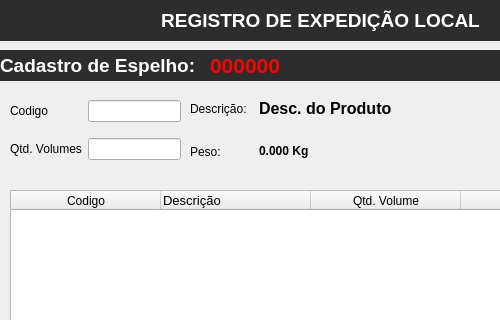
The window that tela_cadastro.ui (siqueiradias/Expedicao_local) describes before a commit, drawn with Qt 5; both pictures show x 0 to 500 and y 0 to 320 of the 640 by 496 pixel window.
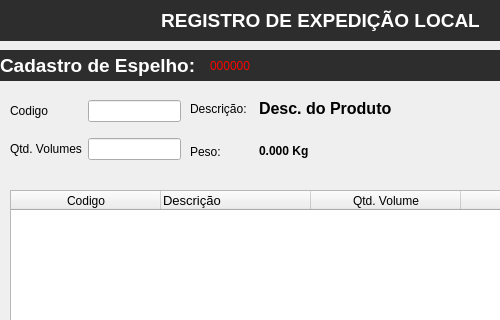
The same window after the commit.

The edit to the form file:
```diff
--- a/tela_cadastro.ui
+++ b/tela_cadastro.ui
@@ -190,8 +190,12 @@
       <height>16777215</height>
      </size>
     </property>
+    <property name="styleSheet">
+     <string notr="true">font: 801 16pt &quot;Cantarell&quot;;
+color: rgb(255, 0, 0);</string>
+    </property>
     <property name="text">
-     <string>&lt;html&gt;&lt;head/&gt;&lt;body&gt;&lt;p&gt;&lt;span style=&quot; font-size:16pt; font-weight:600; color:#ff0000;&quot;&gt;000000&lt;/span&gt;&lt;/p&gt;&lt;/body&gt;&lt;/html&gt;</string>
+     <string>000000</string>
     </property>
    </widget>
    <widget class="QWidget" name="verticalLayoutWidget_3">
```
